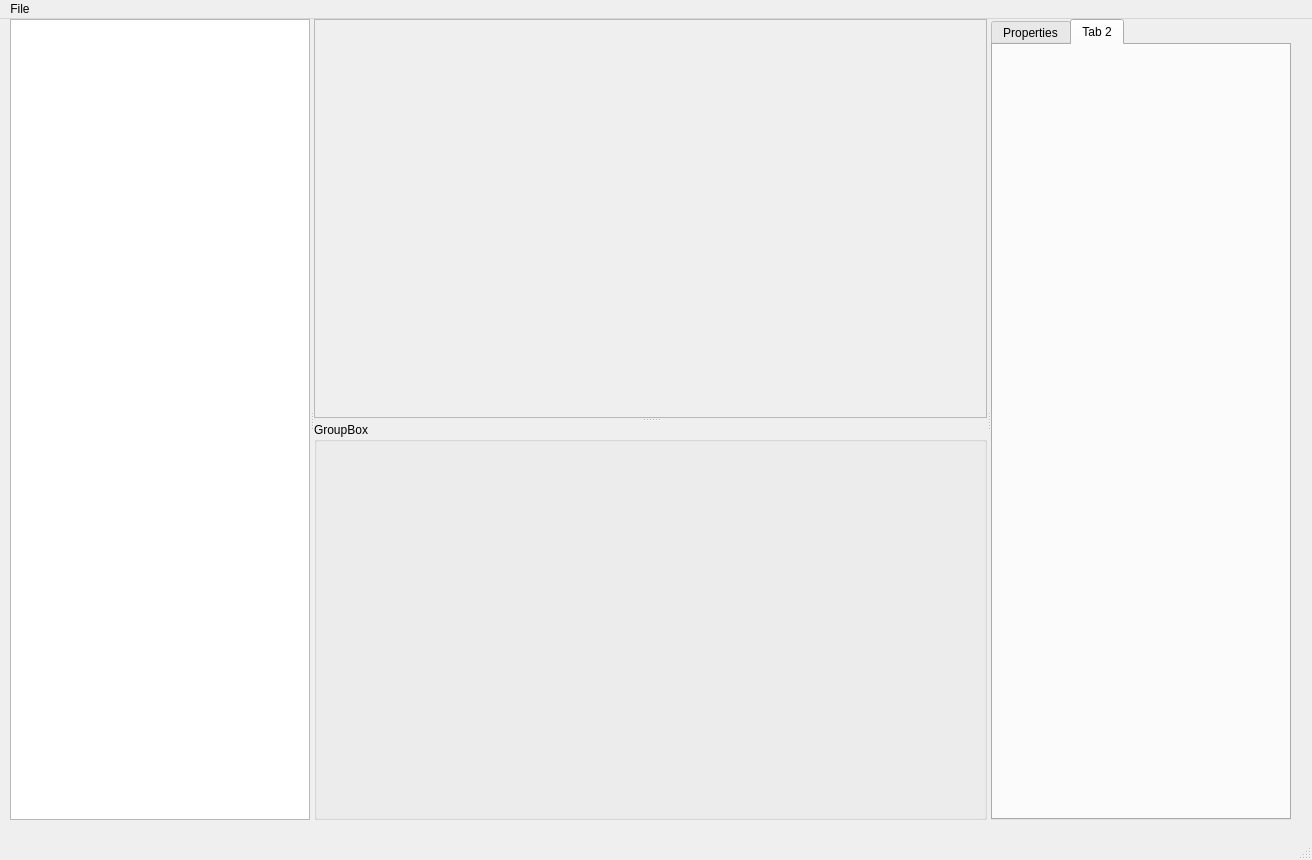
The window that src/mainwindow.ui (nickenchev/boilered) describes before a commit, drawn with Qt 5.
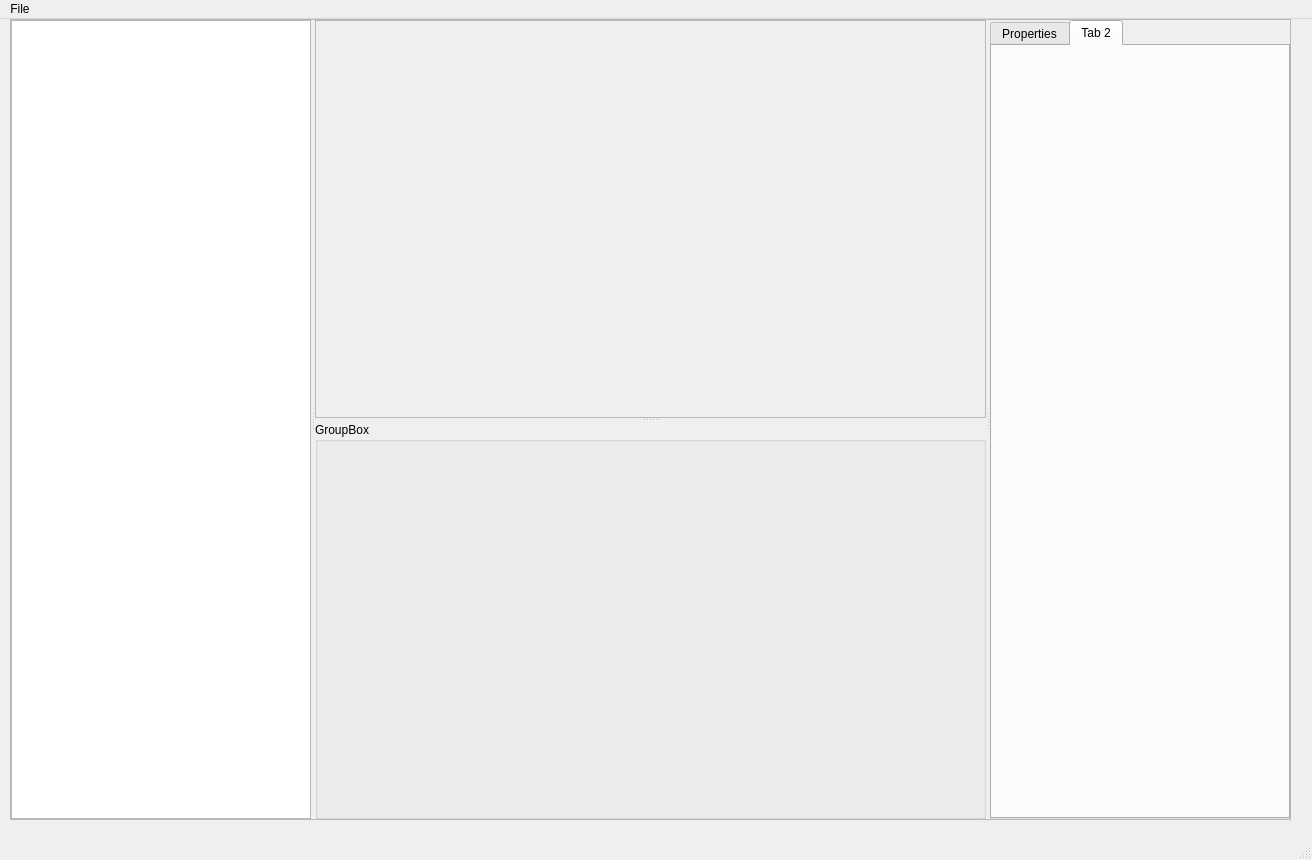
The same window after the commit.

Commit message: Accounting for renderview borders

The edit to the form file:
```diff
--- a/src/mainwindow.ui
+++ b/src/mainwindow.ui
@@ -23,6 +23,9 @@
       <height>801</height>
      </rect>
     </property>
+    <property name="frameShape">
+     <enum>QFrame::StyledPanel</enum>
+    </property>
     <property name="orientation">
      <enum>Qt::Horizontal</enum>
     </property>
```
The commit also changes 1 other file.
